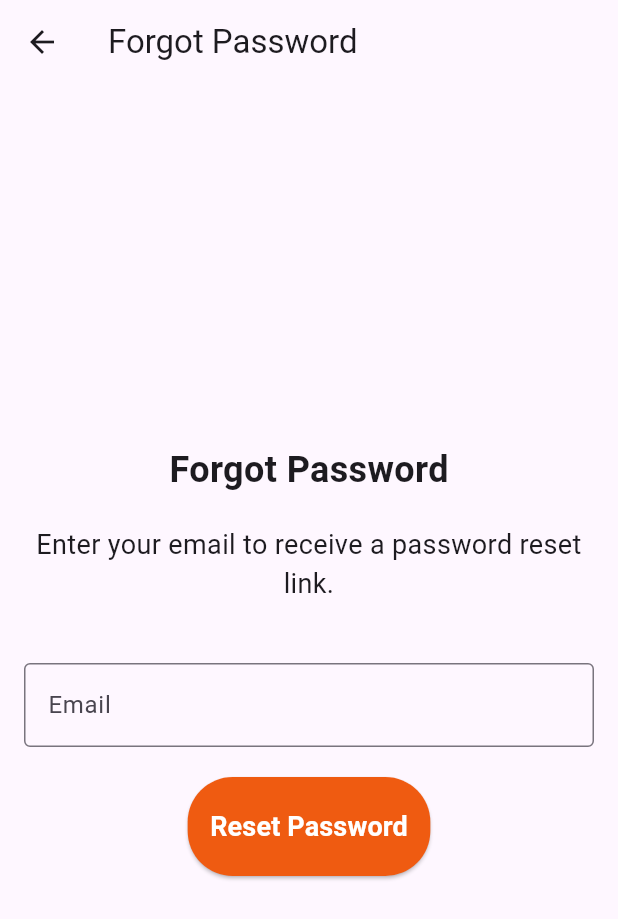
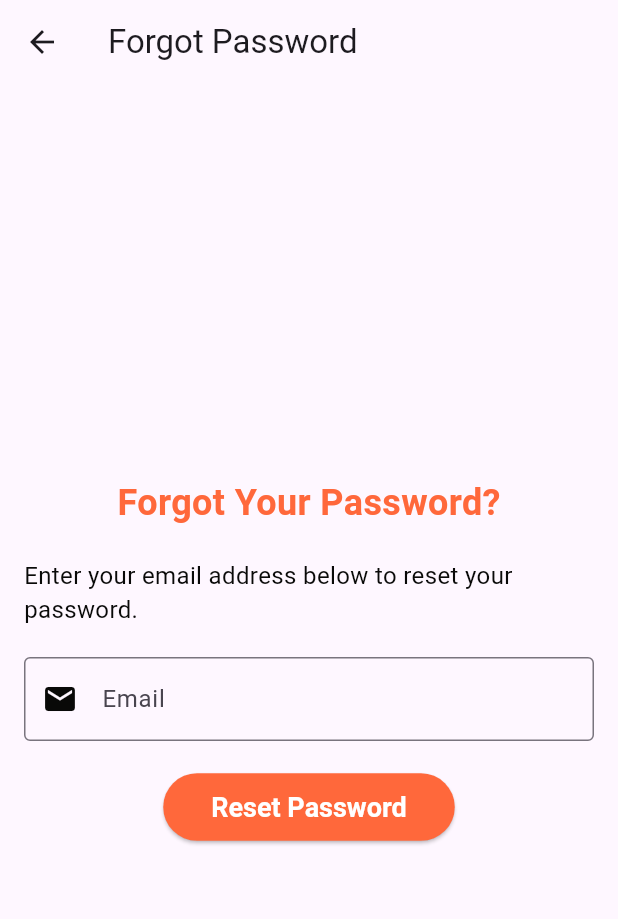
Before and after one commit to aiRecruit-Mvp/aiRecruit-Application, a Flutter app: the LoginScreen screen opened directly, after a tap on "Forgot Password?", on a phone screen of 412 x 824 dp. Shown: the top 919 px of the screen. Run offline on Flutter 3.47's test engine with Material 3 defaults, Android fonts, the phone set to English and light mode, and no system bars; our stand-ins replace shared_preferences; accounts and stored records are empty; network calls fail.

Commit message:
forgot password methods
forgot password and verify code and reset passwoed

```diff
--- a/lib/models/user.dart
+++ b/lib/models/user.dart
@@ -3,7 +3,7 @@ import 'dart:convert';
 class User {
   final String id;
   final String name;
-  final String email;
+  String email;
   final String token;
   final String password;
   User({
--- a/lib/screens/forgotPassword_screen.dart
+++ b/lib/screens/forgotPassword_screen.dart
@@ -1,20 +1,22 @@
 import 'package:airecruit/screens/VerificationCode_screen.dart';
 import 'package:flutter/material.dart';
+import '../services/Auth.dart';
+import '../utils/custom_textfield.dart';
+import '../utils/globalColors.dart'; // Import global colors
 
-class ForgotPassword extends StatefulWidget {
-  @override
-  _ForgotPasswordState createState() => _ForgotPasswordState();
-}
+class ForgotPasswordScreen extends StatelessWidget {
+  final TextEditingController emailController = TextEditingController();
+  final AuthService authService = AuthService();
 
-class _ForgotPasswordState extends State<ForgotPassword> {
-  final TextEditingController emailController = TextEditingController();
-
-  void _handleResetPassword() {
-    // Add logic to handle password recovery
-    // For simplicity, navigate to the verification code page
+  void submitEmail(BuildContext context) {
+    final email = emailController.text;
+    authService.forgotPassword(context: context, email: email);
+    // Pass the email to the Verification Code screen
     Navigator.push(
       context,
-      MaterialPageRoute(builder: (context) => VerificationCodePage()),
+      MaterialPageRoute(
+        builder: (context) => VerificationCodeScreen(email: email),
+      ),
     );
   }
 
@@ -22,7 +24,7 @@ class _ForgotPasswordState extends State<ForgotPassword> {
   Widget build(BuildContext context) {
     return Scaffold(
       appBar: AppBar(
-        title: Text("Forgot Password"),
+        title: Text('Forgot Password'),
       ),
       body: Padding(
         padding: const EdgeInsets.all(16.0),
@@ -30,44 +32,46 @@ class _ForgotPasswordState extends State<ForgotPassword> {
           mainAxisAlignment: MainAxisAlignment.center,
           children: [
             Text(
-              "Forgot Password",
+              "Forgot Your Password?",
               style: TextStyle(
                 fontSize: 24,
                 fontWeight: FontWeight.bold,
+                color: GlobalColors.secondaryColor,
               ),
             ),
             SizedBox(height: 20),
             Text(
-              "Enter your email to receive a password reset link.",
-              textAlign: TextAlign.center,
-              style: TextStyle(fontSize: 18),
-            ),
-            SizedBox(height: 40),
-            TextField(
-              controller: emailController,
-              decoration: InputDecoration(
-                labelText: "Email",
-                border: OutlineInputBorder(),
+              "Enter your email address below to reset your password.",
+              style: TextStyle(
+                fontSize: 16,
+                color: GlobalColors.primaryColor,
               ),
             ),
             SizedBox(height: 20),
+            CustomTextField(
+              controller: emailController,
+              hintText: "Email",
+              keyboardType: TextInputType.emailAddress,
+              textInputAction: TextInputAction.done,
+              prefixIcon: Icons.email,
+              iconColor: GlobalColors.primaryColor,
+            ),
+            SizedBox(height: 20),
             ElevatedButton(
-              onPressed: _handleResetPassword,
+              onPressed: () => submitEmail(context),
               style: ElevatedButton.styleFrom(
-                primary: Color.fromARGB(255, 239, 91, 17),
+                primary: GlobalColors.buttonColor,
                 onPrimary: Colors.white,
                 shape: RoundedRectangleBorder(
                   borderRadius: BorderRadius.circular(30),
                 ),
-                padding: EdgeInsets.symmetric(vertical: 20, horizontal: 15),
-              ),
-              child: Text(
-                "Reset Password",
-                style: TextStyle(
+                padding: EdgeInsets.symmetric(horizontal: 32, vertical: 12),
+                textStyle: TextStyle(
                   fontSize: 18,
                   fontWeight: FontWeight.bold,
                 ),
               ),
+              child: Text("Reset Password"),
             ),
           ],
         ),
--- a/lib/screens/login_screen.dart
+++ b/lib/screens/login_screen.dart
@@ -1,6 +1,6 @@
-import 'package:flutter/cupertino.dart';
+// import 'package:flutter/cupertino.dart';
 import 'package:flutter/material.dart';
-import 'package:airecruit/screens/profile_page.dart';
+// import 'package:airecruit/screens/profile_page.dart';
 import 'package:airecruit/screens/signup_screen.dart';
 import 'package:airecruit/screens/forgotPassword_screen.dart';
 import 'package:flutter/services.dart';
@@ -49,11 +49,15 @@ class _LoginScreenState extends State<LoginScreen> {
       body: SingleChildScrollView(
         child: Padding(
           padding: const EdgeInsets.all(16.0),
-    child: ConstrainedBox( // Use ConstrainedBox to provide bounded height constraints
+          child: ConstrainedBox(
+            // Use ConstrainedBox to provide bounded height constraints
             constraints: BoxConstraints(
-    minHeight: MediaQuery.of(context).size.height, // Min height to the size of the screen
+              minHeight: MediaQuery.of(context)
+                  .size
+                  .height, // Min height to the size of the screen
             ),
-    child: IntrinsicHeight( // Make sure the Column's height is bounded
+            child: IntrinsicHeight(
+              // Make sure the Column's height is bounded
               child: Column(
                 mainAxisAlignment: MainAxisAlignment.center,
                 children: [
@@ -92,7 +96,9 @@ class _LoginScreenState extends State<LoginScreen> {
                     prefixIcon: Icons.lock,
                     iconColor: GlobalColors.primaryColor,
                     suffixIcon: IconButton(
-                    icon: Icon(_obscureText ? Icons.visibility : Icons.visibility_off),
+                      icon: Icon(_obscureText
+                          ? Icons.visibility
+                          : Icons.visibility_off),
                       onPressed: () {
                         setState(() {
                           _obscureText = !_obscureText;
@@ -105,7 +111,10 @@ class _LoginScreenState extends State<LoginScreen> {
                     alignment: Alignment.centerRight,
                     child: TextButton(
                       onPressed: () {
-                      Navigator.push(context, MaterialPageRoute(builder: (context) => ForgotPassword()));
+                        Navigator.push(
+                            context,
+                            MaterialPageRoute(
+                                builder: (context) => ForgotPasswordScreen()));
                       },
                       child: Text(
                         "Forgot Password?",
@@ -119,9 +128,12 @@ class _LoginScreenState extends State<LoginScreen> {
                     style: ElevatedButton.styleFrom(
                       primary: GlobalColors.buttonColor,
                       onPrimary: Colors.white,
-                    shape: RoundedRectangleBorder(borderRadius: BorderRadius.circular(30)),
-                    padding: EdgeInsets.symmetric(horizontal: 32, vertical: 12),
-                    textStyle: TextStyle(fontSize: 18, fontWeight: FontWeight.bold),
+                      shape: RoundedRectangleBorder(
+                          borderRadius: BorderRadius.circular(30)),
+                      padding:
+                          EdgeInsets.symmetric(horizontal: 32, vertical: 12),
+                      textStyle:
+                          TextStyle(fontSize: 18, fontWeight: FontWeight.bold),
                     ),
                     child: Text("Log in"),
                   ),
@@ -129,9 +141,16 @@ class _LoginScreenState extends State<LoginScreen> {
                   Text("Don't have an account? "),
                   TextButton(
                     onPressed: () {
-          Navigator.push(context, MaterialPageRoute(builder: (context) => SignupScreen()));
+                      Navigator.push(
+                          context,
+                          MaterialPageRoute(
+                              builder: (context) => SignupScreen()));
                     },
-        child: Text("Sign up", style: TextStyle(fontWeight: FontWeight.bold, color: GlobalColors.linkColor)), // Use global link color
+                    child: Text("Sign up",
+                        style: TextStyle(
+                            fontWeight: FontWeight.bold,
+                            color: GlobalColors
+                                .linkColor)), // Use global link color
                   ),
                   Text("or continue with"),
                   SizedBox(height: 16),
@@ -163,7 +182,6 @@ class _LoginScreenState extends State<LoginScreen> {
         ),
       ),
     );
-
   }
 }
 
--- a/lib/utils/constants.dart
+++ b/lib/utils/constants.dart
@@ -1,5 +1,5 @@
 import 'package:flutter/material.dart';
 
-class Constants{
+class Constants {
   static String uri = 'http://127.0.0.1:5000';
 }
```
Also changed, not shown: lib/providers/userprovider.dart (+6 -3 lines), lib/screens/ChangePassword_screen.dart (+60 -64 lines), lib/screens/VerificationCode_screen.dart (+44 -26 lines), lib/services/Auth.dart (+95 -0 lines). Lines whose indentation alone changed are shown as unchanged.
